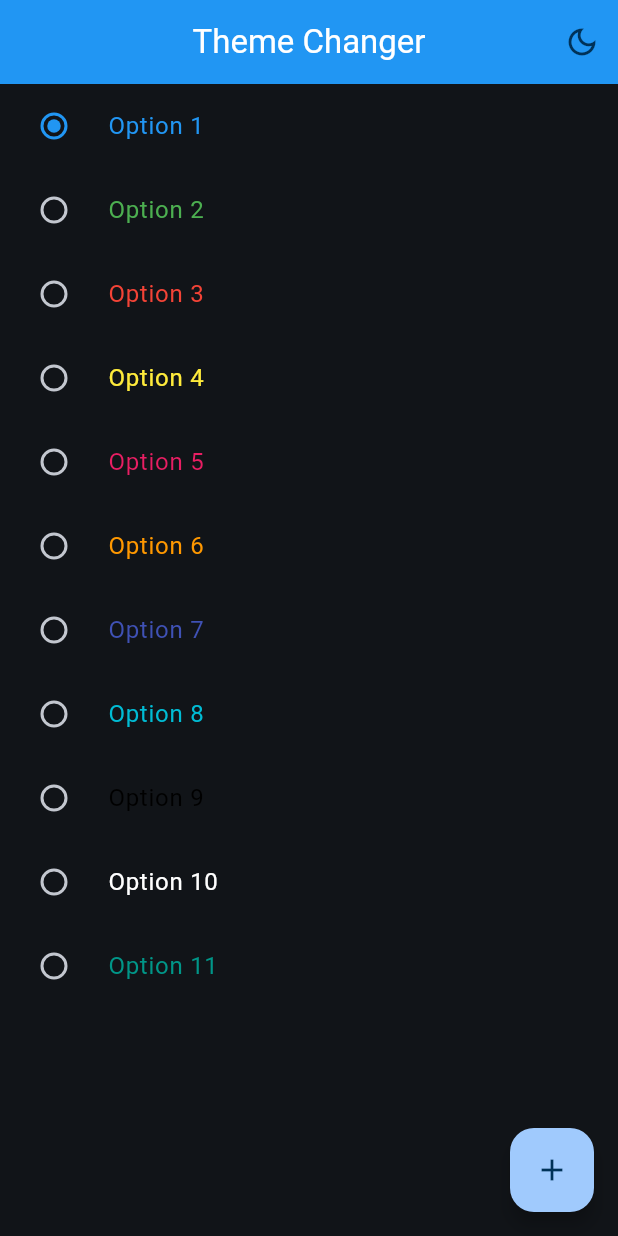
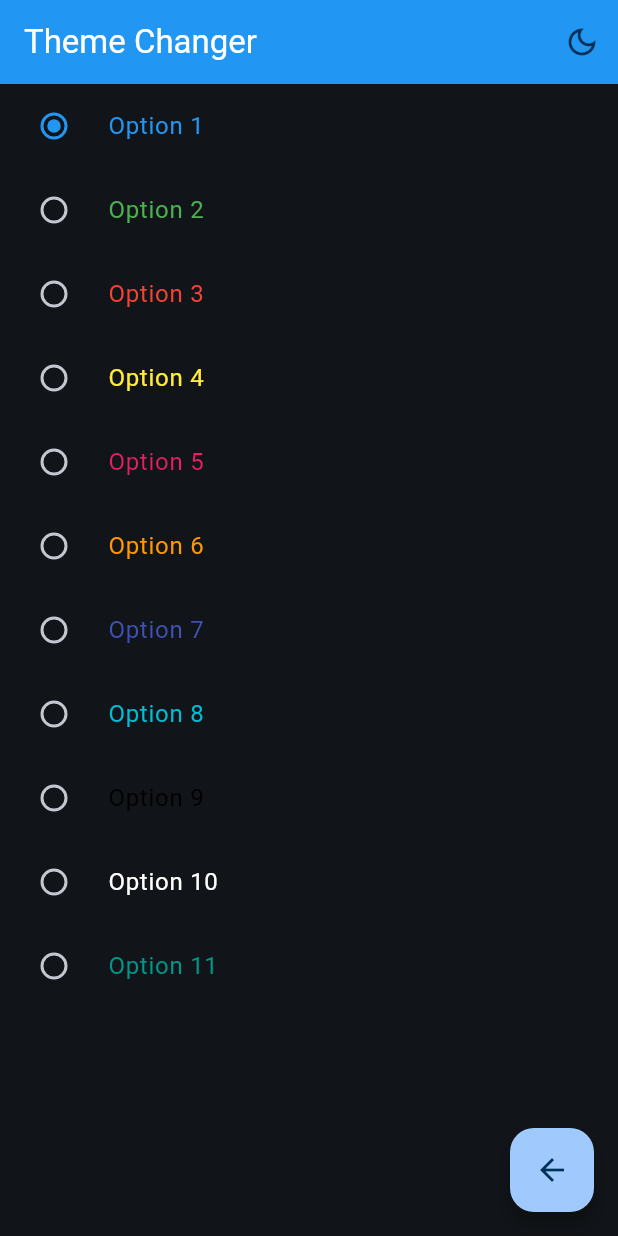
Before and after one commit to gacc94/curses-udemy-flutter-widgets_app_09, a Flutter app: the ThemeChangerScreen screen opened by its route, after a tap on the "light mode" icon, on a phone screen of 412 x 824 dp. Run offline on Flutter 3.47's test engine with Material 3 defaults, Android fonts, the light colour scheme and no system bars; our stand-ins replace animate_do, flutter_riverpod, go_router.

Commit message:
add satte notifier

```diff
--- a/lib/app.dart
+++ b/lib/app.dart
@@ -1,7 +1,6 @@
 import 'package:flutter/material.dart';
 import 'package:flutter_riverpod/flutter_riverpod.dart';
 import 'package:widgets_app_09/config/router/go_router.dart';
-import 'package:widgets_app_09/config/themes/app_theme.dart';
 import 'package:widgets_app_09/presentation/providers/theme_provider.dart';
 
 class MainApp extends ConsumerWidget {
@@ -9,16 +8,12 @@ class MainApp extends ConsumerWidget {
 
   @override
   Widget build(BuildContext context, WidgetRef ref) {
-    final selectedColor = ref.watch(selectedColorProvider);
-    final isDarkMode = ref.watch(themeProvider);
+    final appTheme = ref.watch(themeNotifierProvider);
+
     return MaterialApp.router(
       routerConfig: router,
       debugShowCheckedModeBanner: false,
-      theme: AppTheme.theme(
-        selectedColor: selectedColor,
-        centerTitle: true,
-        isDarkMode: isDarkMode,
-      ),
+      theme: appTheme.theme(),
       title: 'Flutter App',
     );
   }
--- a/lib/config/themes/app_theme.dart
+++ b/lib/config/themes/app_theme.dart
@@ -16,19 +16,11 @@ const List<Color> colorList = [
 
 class AppTheme {
   final int selectedColor;
+  final bool isDarkMode;
 
-  AppTheme({required this.selectedColor})
-    : assert(
-        selectedColor >= 0 && selectedColor < colorList.length,
-        'Selected color is out of range',
-      );
+  AppTheme({required this.selectedColor, this.isDarkMode = false});
 
-  static ThemeData theme({
-    required int selectedColor,
-    bool centerTitle = false,
-    bool isDarkMode = false,
-  }) {
-    assert(selectedColor >= 0 && selectedColor < colorList.length);
+  ThemeData theme({bool centerTitle = false}) {
     return ThemeData(
       useMaterial3: true,
       brightness: isDarkMode ? Brightness.dark : Brightness.light,
--- a/lib/presentation/providers/theme_provider.dart
+++ b/lib/presentation/providers/theme_provider.dart
@@ -10,3 +10,23 @@ final colorsProvider = StateProvider<List<Color>>((ref) => colorList);
 
 //* Provider de color seleccionado
 final selectedColorProvider = StateProvider<int>((ref) => 0);
+
+//* Provider de theme
+final themeNotifierProvider = StateNotifierProvider<ThemeNotifier, AppTheme>(
+  (ref) => ThemeNotifier(),
+);
+
+class ThemeNotifier extends StateNotifier<AppTheme> {
+  ThemeNotifier() : super(AppTheme(selectedColor: 0));
+
+  void toggleDarkMode() {
+    state = AppTheme(
+      selectedColor: state.selectedColor,
+      isDarkMode: !state.isDarkMode,
+    );
+  }
+
+  void setSelectedColor(int color) {
+    state = AppTheme(selectedColor: color);
+  }
+}
--- a/lib/presentation/screens/theme_changer/theme_changer_screen.dart
+++ b/lib/presentation/screens/theme_changer/theme_changer_screen.dart
@@ -1,5 +1,6 @@
 import 'package:flutter/material.dart';
 import 'package:flutter_riverpod/flutter_riverpod.dart';
+import 'package:go_router/go_router.dart';
 import 'package:widgets_app_09/presentation/providers/theme_provider.dart';
 
 class ThemeChangerScreen extends ConsumerWidget {
@@ -10,7 +11,9 @@ class ThemeChangerScreen extends ConsumerWidget {
   @override
   Widget build(BuildContext context, WidgetRef ref) {
     final theme = Theme.of(context).colorScheme;
-    final bool isDarkMode = ref.watch(themeProvider);
+    final bool isDarkMode = ref.watch(
+      themeNotifierProvider.select((value) => value.isDarkMode),
+    );
     return Scaffold(
       appBar: AppBar(
         title: const Text('Theme Changer'),
@@ -21,16 +24,16 @@ class ThemeChangerScreen extends ConsumerWidget {
               isDarkMode ? Icons.dark_mode_outlined : Icons.light_mode_outlined,
             ),
             onPressed: () =>
-                ref.read(themeProvider.notifier).update((state) => !state),
+                ref.read(themeNotifierProvider.notifier).toggleDarkMode(),
           ),
         ],
       ),
-      body: _ThemeChangerView(),
+      body: const _ThemeChangerView(key: Key('theme_changer_view')),
       floatingActionButton: FloatingActionButton(
-        onPressed: () {},
+        onPressed: () => context.pop(),
         backgroundColor: theme.primary,
         elevation: 5,
-        child: Icon(Icons.add, color: theme.onPrimary),
+        child: Icon(Icons.arrow_back, color: theme.onPrimary),
       ),
     );
   }
@@ -42,16 +45,18 @@ class _ThemeChangerView extends ConsumerWidget {
   @override
   Widget build(BuildContext context, WidgetRef ref) {
     final colors = ref.watch(colorsProvider);
-    // final theme = Theme.of(context).colorScheme;
     return ListView.builder(
       itemCount: colors.length,
       itemBuilder: (context, index) {
         final color = colors[index];
         return RadioGroup(
-          groupValue: ref.watch(selectedColorProvider),
+          groupValue: ref.watch(
+            themeNotifierProvider.select((value) => value.selectedColor),
+          ),
           onChanged: (value) {
             if (value == null) return;
-            ref.read(selectedColorProvider.notifier).update((state) => value);
+            ref.read(themeNotifierProvider.notifier).setSelectedColor(value);
+            // context.pop();
           },
           child: RadioListTile(
             value: index,
```
